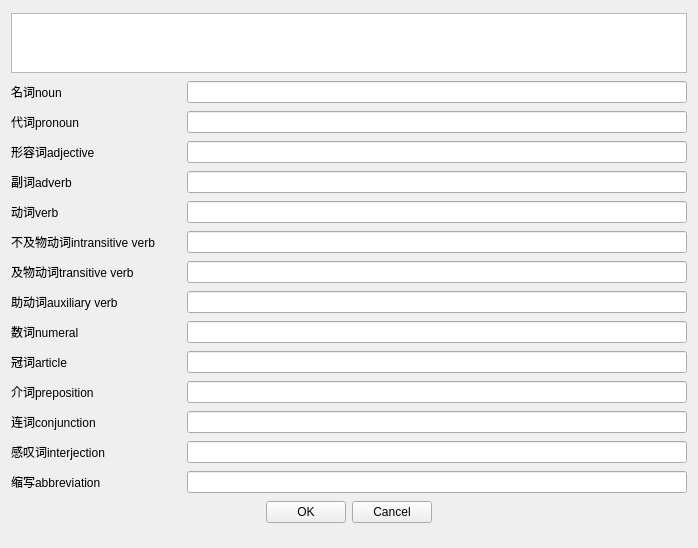
Before: the Qt Designer form Develop/cn_EA.ui in y000k/SE_Trandict, drawn with Qt 5.
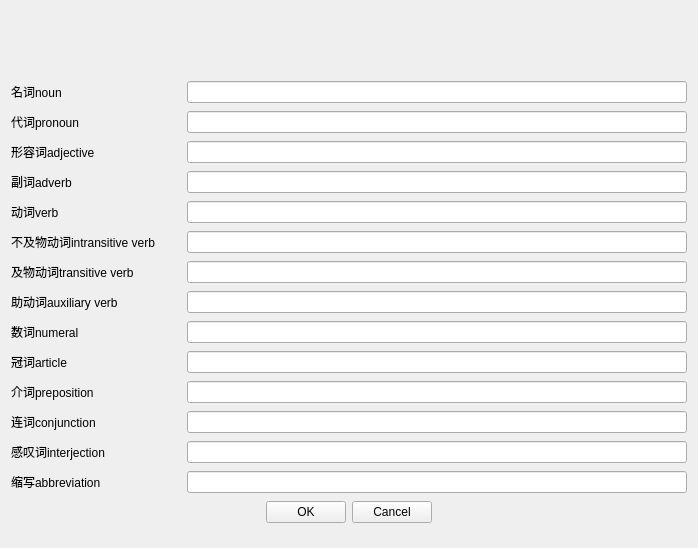
After: the same form once the commit is applied. Icons and pictures are not drawn.

What changed in the file:
```diff
--- a/Develop/cn_EA.ui
+++ b/Develop/cn_EA.ui
@@ -49,6 +49,9 @@
          <pointsize>20</pointsize>
         </font>
        </property>
+       <property name="styleSheet">
+        <string notr="true">background-color:rgba(255, 255, 255, 0)</string>
+       </property>
        <property name="html">
         <string>&lt;!DOCTYPE HTML PUBLIC &quot;-//W3C//DTD HTML 4.0//EN&quot; &quot;http://www.w3.org/TR/REC-html40/strict.dtd&quot;&gt;
 &lt;html&gt;&lt;head&gt;&lt;meta name=&quot;qrichtext&quot; content=&quot;1&quot; /&gt;&lt;style type=&quot;text/css&quot;&gt;
```
